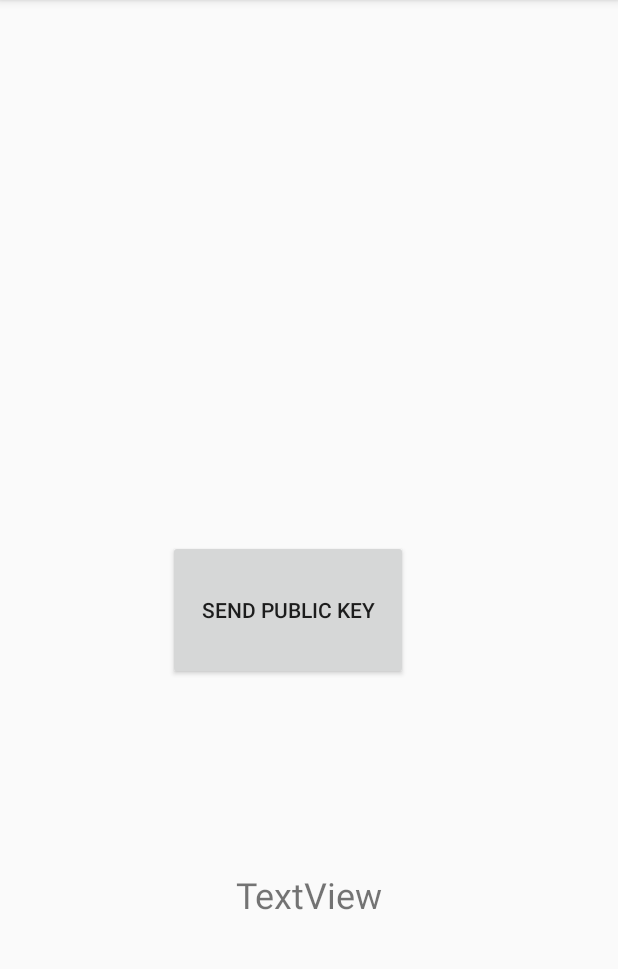
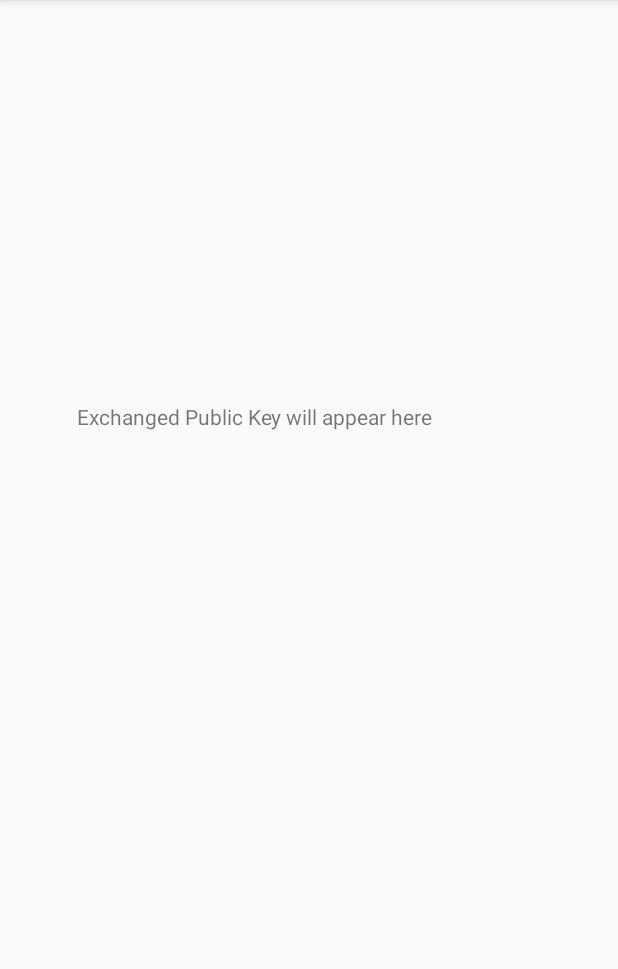
Before and after one commit to bconnelly96/NFC-Component, an Android app: the MainActivity screen opened directly, with no data from a screen before it, on a phone screen of 412 x 824 dp, the part 84-1053 px from its top. Run offline under Robolectric (Android 15) with nearby library versions, the phone set to English and light mode, and no system bars; 4 statements that could not run were skipped.

Commit message:
small changes for demo

```diff
--- a/app/src/main/java/edu/temple/nfccomponent/KeyService.java
+++ b/app/src/main/java/edu/temple/nfccomponent/KeyService.java
@@ -94,7 +94,8 @@ public class KeyService extends Service {
 
     /*stores publicKey with partnerName as filename in internal storage
     *NOTE: publicKey is in PEM format*/
-    public void storePublicKey(String partnerName, String publicKey) {
+    public boolean storePublicKey(String partnerName, String publicKey) {
+        boolean returnVal = false;
         byte [] publicKeyBytes = publicKey.getBytes();
 
         File keyFile = new File(getFilesDir(), partnerName);
@@ -102,11 +103,13 @@ public class KeyService extends Service {
             outputStream = new FileOutputStream(keyFile);
             outputStream.write(publicKeyBytes);
             outputStream.close();
+            returnVal = true;
         } catch (FileNotFoundException e) {
             e.printStackTrace();
         } catch (IOException e) {
             e.printStackTrace();
         }
+        return returnVal;
     }
 
     //retrieves public key saved with partnerName as filename from internal storage
--- a/app/src/main/java/edu/temple/nfccomponent/MainActivity.java
+++ b/app/src/main/java/edu/temple/nfccomponent/MainActivity.java
@@ -25,9 +25,10 @@ public class MainActivity extends AppCompatActivity implements NfcAdapter.Create
     String userKeyForExchange = null;
     //TODO: in final lab implement MapFragment interface to receive selected partner's userName
     String partnerPublicKeyString = null;
-    String userPublicKey = null;
 
     NfcAdapter nfcAdapter;
+
+    TextView textView;
 
     ServiceConnection serviceConnection = new ServiceConnection() {
         @Override
@@ -38,6 +39,12 @@ public class MainActivity extends AppCompatActivity implements NfcAdapter.Create
 
             keyService.getMyKeyPair();
             userKeyForExchange = keyService.getUserPublicForExchange("brendan");
+
+
+            System.out.println("**************");
+            System.out.println("User's Retrieved Key for Exhange:");
+            System.out.println(userKeyForExchange);
+            System.out.println("**************");
         }
 
         @Override
@@ -56,9 +63,15 @@ public class MainActivity extends AppCompatActivity implements NfcAdapter.Create
             Toast.makeText(this, "NFC is not available on this device.", Toast.LENGTH_LONG).show();
             finish();
             return;
+        } else {
+            System.out.println("**************");
+            System.out.println("NFC ADAPTER NOT NULL");
+            System.out.println("**************");
         }
 
         nfcAdapter.setNdefPushMessageCallback(this, this );
+
+        textView = findViewById(R.id.textView);
     }
 
     @Override
@@ -66,6 +79,10 @@ public class MainActivity extends AppCompatActivity implements NfcAdapter.Create
         super.onResume();
         if (NfcAdapter.ACTION_NDEF_DISCOVERED.equals(getIntent().getAction())) {
             processIntent(getIntent(), partnerPublicKeyString);
+
+            System.out.println("**************");
+            System.out.println("NDEF ACTION DISCOVERED");
+            System.out.println("**************");
         }
     }
 
@@ -73,7 +90,12 @@ public class MainActivity extends AppCompatActivity implements NfcAdapter.Create
     protected void onStart() {
         super.onStart();
         Intent serviceIntent= new Intent(this, KeyService.class);
-        bindService(serviceIntent, serviceConnection, Context.BIND_AUTO_CREATE);
+        if (bindService(serviceIntent, serviceConnection, Context.BIND_AUTO_CREATE)) {
+            System.out.println("**************");
+            System.out.println("SERVICE BOUND");
+            System.out.println("**************");
+        }
+
     }
 
     @Override
@@ -86,6 +108,11 @@ public class MainActivity extends AppCompatActivity implements NfcAdapter.Create
     public NdefMessage createNdefMessage(NfcEvent nfcEvent) {
         String messageString = userKeyForExchange;
         NdefRecord ndefRecord = NdefRecord.createMime("text/plain", messageString.getBytes());
+
+        System.out.println("**************");
+        System.out.println(ndefRecord.getPayload().toString());
+        System.out.println("**************");
+
         return new NdefMessage(ndefRecord);
     }
 
@@ -94,7 +121,9 @@ public class MainActivity extends AppCompatActivity implements NfcAdapter.Create
                 .getParcelableArrayExtra(NfcAdapter.EXTRA_NDEF_MESSAGES);
         NdefMessage msg = (NdefMessage) rawMessages[0];
         partnerPublicKeyString = new String(msg.getRecords()[0].getPayload());
-        keyService.storePublicKey(partnerName, partnerPublicKeyString);
+        if (keyService.storePublicKey(partnerName, partnerPublicKeyString)) {
+            Toast.makeText(this, "Key Successfully stored", Toast.LENGTH_SHORT).show();
+            textView.setText(partnerPublicKeyString);
+        }
     }
-
 }
--- a/app/src/main/res/layout/activity_main.xml
+++ b/app/src/main/res/layout/activity_main.xml
@@ -6,35 +6,18 @@
     android:layout_height="match_parent"
     tools:context=".MainActivity">
 
-    <Button
-        android:id="@+id/button2"
-        android:layout_width="160dp"
-        android:layout_height="93dp"
-        android:layout_marginBottom="236dp"
-        android:layout_marginEnd="112dp"
-        android:layout_marginStart="112dp"
-        android:layout_marginTop="8dp"
-        android:text="Send Public Key"
+    <TextView
+        android:id="@+id/textView"
+        android:layout_width="311dp"
+        android:layout_height="464dp"
+        android:layout_marginBottom="36dp"
+        android:layout_marginEnd="8dp"
+        android:layout_marginStart="8dp"
+        android:text="Exchanged Public Key will appear here"
+        android:textAlignment="viewStart"
+        android:textSize="14sp"
         app:layout_constraintBottom_toBottomOf="parent"
         app:layout_constraintEnd_toEndOf="parent"
-        app:layout_constraintHorizontal_bias="0.0"
-        app:layout_constraintStart_toStartOf="parent"
-        app:layout_constraintTop_toTopOf="parent"
-        app:layout_constraintVertical_bias="0.817" />
-
-    <TextView
-        android:id="@+id/textView"
-        android:layout_width="269dp"
-        android:layout_height="61dp"
-        android:layout_marginBottom="8dp"
-        android:layout_marginEnd="8dp"
-        android:layout_marginStart="8dp"
-        android:layout_marginTop="8dp"
-        android:text="TextView"
-        android:textAlignment="center"
-        android:textSize="24sp"
-        app:layout_constraintBottom_toBottomOf="parent"
-        app:layout_constraintEnd_toEndOf="parent"
-        app:layout_constraintStart_toStartOf="parent"
-        app:layout_constraintTop_toBottomOf="@+id/button2" />
+        app:layout_constraintHorizontal_bias="0.508"
+        app:layout_constraintStart_toStartOf="parent" />
 </android.support.constraint.ConstraintLayout>
```
